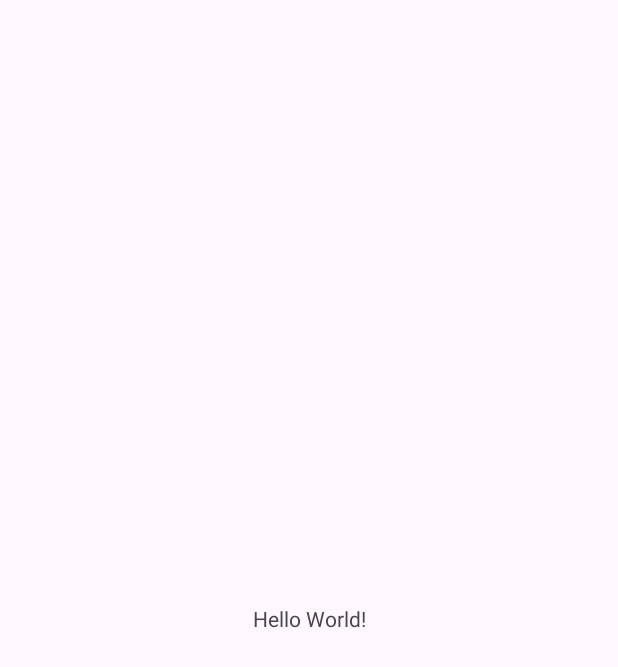
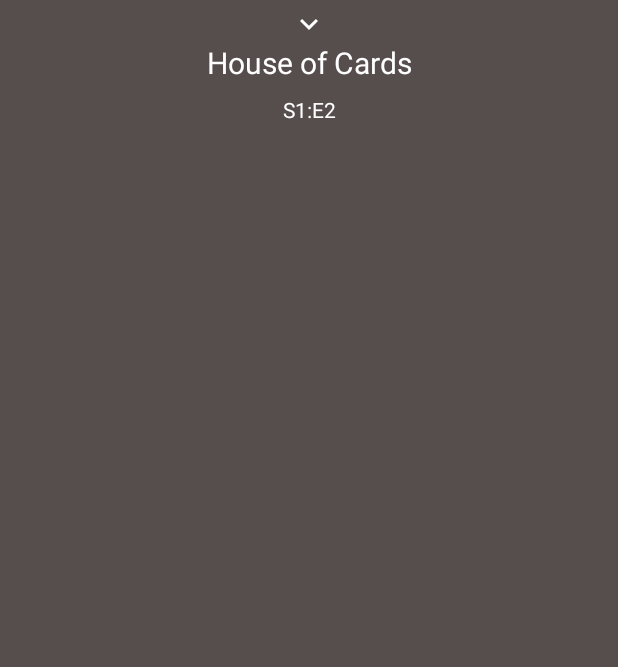
Before and after one commit to thaisBertoldi/projeto-netflix-android, an Android app: the screen it shows after launch (MainActivity), on a phone screen of 412 x 824 dp. Before the commit the part shown is almost empty. Shown: the top 667 px of the screen. Run offline under Robolectric (Android 15) with nearby library versions, the phone set to English and light mode, and no system bars.

Commit message:
feat: configurando cor de fundo e inserindo ícone

```diff
--- /dev/null
+++ b/app/src/main/res/drawable/arrow_down.xml
@@ -0,0 +1,5 @@
+<vector android:height="24dp" android:tint="#FFFFFF"
+    android:viewportHeight="24" android:viewportWidth="24"
+    android:width="24dp" xmlns:android="http://schemas.android.com/apk/res/android">
+    <path android:fillColor="@android:color/white" android:pathData="M7.41,8.59L12,13.17l4.59,-4.58L18,10l-6,6 -6,-6 1.41,-1.41z"/>
+</vector>
--- a/app/src/main/res/layout/activity_main.xml
+++ b/app/src/main/res/layout/activity_main.xml
@@ -4,15 +4,30 @@
     xmlns:tools="http://schemas.android.com/tools"
     android:layout_width="match_parent"
     android:layout_height="match_parent"
+    android:background="@color/grey"
     tools:context=".MainActivity">
 
     <TextView
+        android:id="@+id/textView"
         android:layout_width="wrap_content"
         android:layout_height="wrap_content"
-        android:text="Hello World!"
-        app:layout_constraintBottom_toBottomOf="parent"
+        android:layout_marginTop="4dp"
+        android:drawableTop="@drawable/arrow_down"
+        android:text="House of Cards"
+        android:textColor="@color/white"
+        android:textSize="20sp"
         app:layout_constraintEnd_toEndOf="parent"
         app:layout_constraintStart_toStartOf="parent"
         app:layout_constraintTop_toTopOf="parent" />
 
+    <TextView
+        android:id="@+id/textView2"
+        android:layout_width="wrap_content"
+        android:layout_height="wrap_content"
+        android:layout_marginTop="8dp"
+        android:text="S1:E2"
+        android:textColor="@color/white"
+        app:layout_constraintEnd_toEndOf="parent"
+        app:layout_constraintStart_toStartOf="parent"
+        app:layout_constraintTop_toBottomOf="@+id/textView" />
 </androidx.constraintlayout.widget.ConstraintLayout>
```
